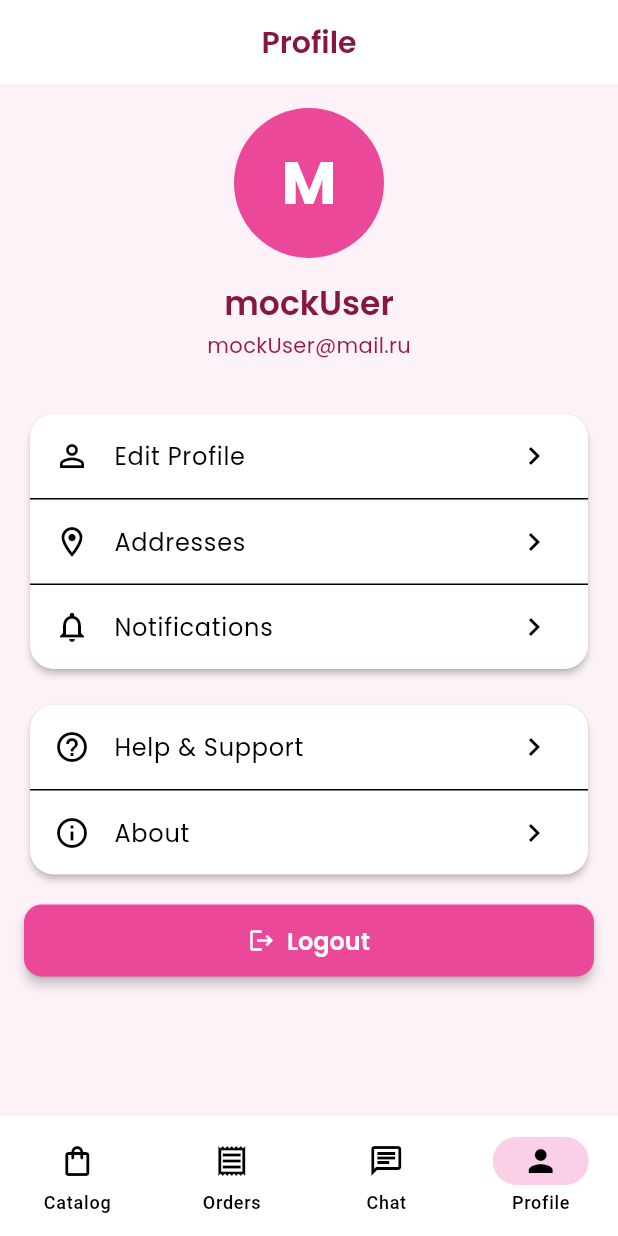
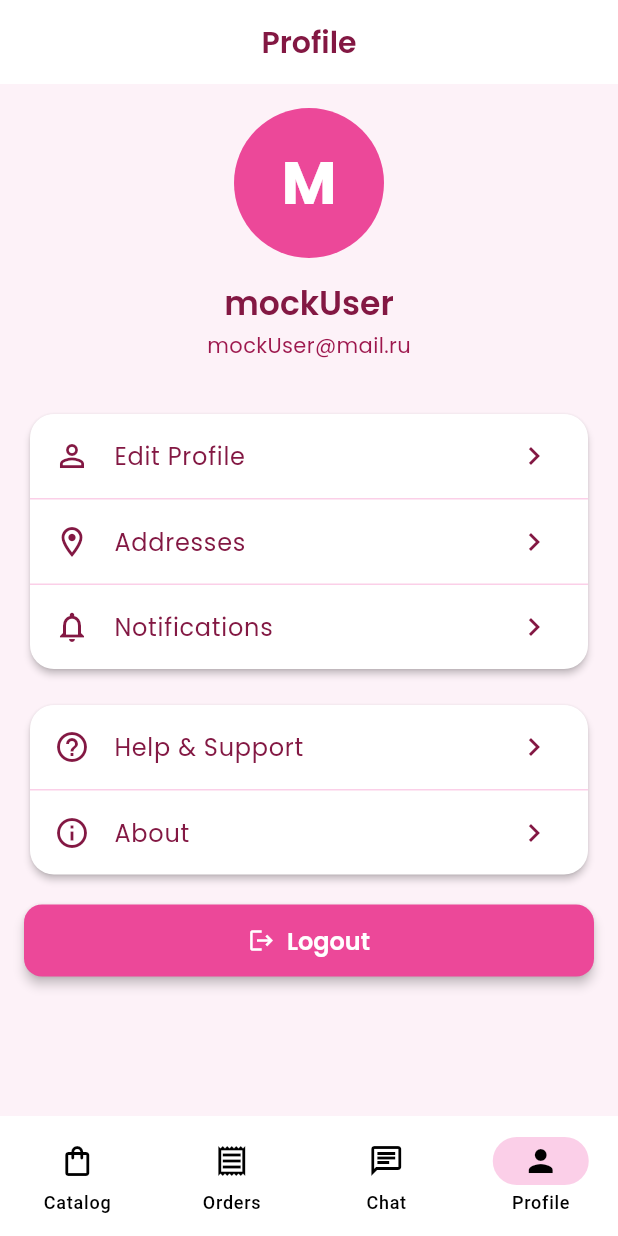
Before and after one commit to OskarWild/SWE-mobile, a Flutter app: the screen it shows after launch, item 4 of the bottom bar chosen, on a phone screen of 412 x 824 dp. Run offline on Flutter 3.47's test engine with Material 3 defaults, Android fonts, the phone set to English and light mode, and no system bars; our stand-ins replace google_fonts, shared_preferences; accounts and stored records are empty; network calls fail.

Commit message:
styled profile page

```diff
--- a/foody_app/lib/core/theme/app_theme.dart
+++ b/foody_app/lib/core/theme/app_theme.dart
@@ -157,6 +157,11 @@ class AppTheme {
         elevation: 3,
         actionTextColor: primaryColor,
       ),
+
+      listTileTheme: ListTileThemeData(
+        textColor: textPrimaryColor,
+        iconColor: textPrimaryColor,
+      )
     );
   }
 }
--- a/foody_app/lib/presentation/screens/profile/profile_screen.dart
+++ b/foody_app/lib/presentation/screens/profile/profile_screen.dart
@@ -2,6 +2,7 @@ import 'package:flutter/material.dart';
 import 'package:provider/provider.dart';
 import 'package:foody_app/providers/auth_provider.dart';
 import 'package:foody_app/presentation/screens/auth/login_screen.dart';
+import 'package:foody_app/core/theme/app_theme.dart';
 
 
 class ProfileScreen extends StatelessWidget {
@@ -64,7 +65,7 @@ class ProfileScreen extends StatelessWidget {
                     // TODO: Navigate to edit profile
                   },
                 ),
-                const Divider(height: 1),
+                const Divider(height: 1, color: AppTheme.secondaryColor),
                 ListTile(
                   leading: const Icon(Icons.location_on_outlined),
                   title: const Text('Addresses'),
@@ -73,7 +74,7 @@ class ProfileScreen extends StatelessWidget {
                     // TODO: Navigate to addresses
                   },
                 ),
-                const Divider(height: 1),
+                const Divider(height: 1, color: AppTheme.secondaryColor),
                 ListTile(
                   leading: const Icon(Icons.notifications_outlined),
                   title: const Text('Notifications'),
@@ -99,7 +100,7 @@ class ProfileScreen extends StatelessWidget {
                     // TODO: Navigate to help
                   },
                 ),
-                const Divider(height: 1),
+                const Divider(height: 1, color: AppTheme.secondaryColor),
                 ListTile(
                   leading: const Icon(Icons.info_outline),
                   title: const Text('About'),
```
